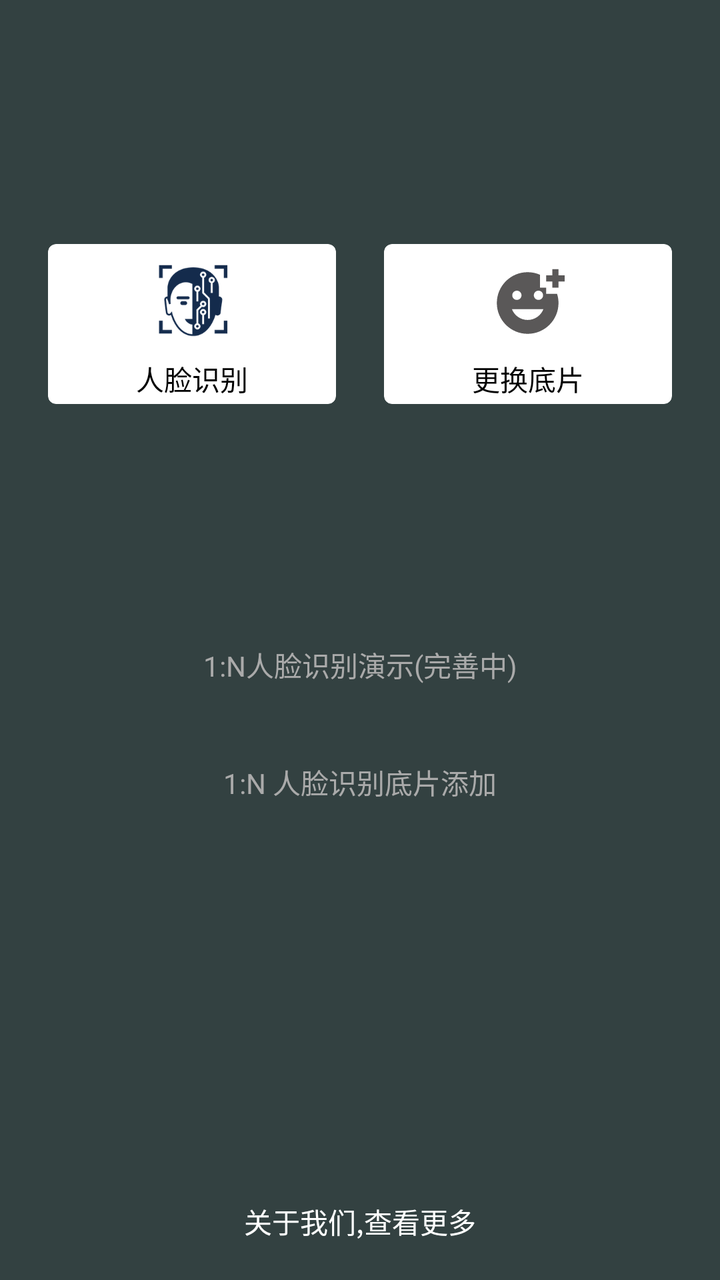
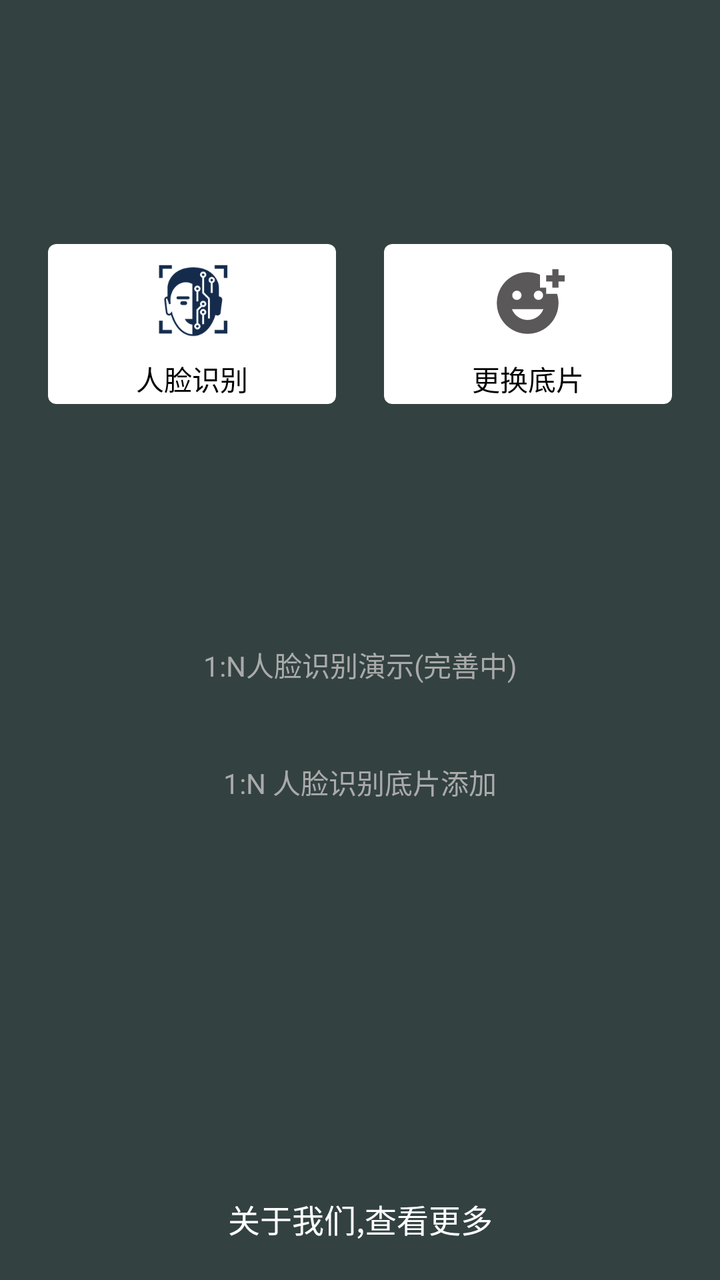

Before-and-after screenshots of an Android layout around one commit, followed by the original layout XML and the change that was made.
<!-- AndroidManifest.xml: application theme AppTheme -->
<!-- res/layout/activity_navi.xml -->
<?xml version="1.0" encoding="utf-8"?>
<androidx.constraintlayout.widget.ConstraintLayout xmlns:android="http://schemas.android.com/apk/res/android"
    xmlns:app="http://schemas.android.com/apk/res-auto"
    xmlns:tools="http://schemas.android.com/tools"
    android:layout_width="match_parent"
    android:layout_height="match_parent"
    android:background="@color/blue"
    android:paddingTop="122dp"
    tools:context=".NaviActivity">

    
    <androidx.cardview.widget.CardView
        android:id="@+id/face_verify_card"
        android:layout_width="144dp"
        android:layout_height="80dp"
        app:cardCornerRadius="4dp"
        android:background="@color/white"
        app:layout_constraintEnd_toStartOf="@+id/update_base_image"
        app:layout_constraintStart_toStartOf="parent"
        app:layout_constraintTop_toTopOf="parent">

        <LinearLayout
            android:layout_width="match_parent"
            android:layout_height="wrap_content"
            android:layout_gravity="center"
            android:orientation="vertical">

            <ImageView
                android:layout_width="55dp"
                android:layout_height="55dp"
                android:layout_gravity="center_horizontal"
                android:background="@drawable/band_image" />

            <TextView
                android:id="@+id/face_verify"
                android:layout_width="match_parent"
                android:layout_height="wrap_content"
                android:layout_gravity="center_horizontal"
                android:gravity="center"
                android:text="人脸识别"
                android:textColor="@android:color/black"
                android:textSize="14sp" />

        </LinearLayout>

    </androidx.cardview.widget.CardView>


    
    <androidx.cardview.widget.CardView
        android:id="@+id/update_base_image"
        android:layout_width="144dp"
        android:layout_height="80dp"
        app:cardCornerRadius="4dp"
        app:layout_constraintEnd_toEndOf="parent"
        app:layout_constraintStart_toEndOf="@+id/face_verify_card"
        app:layout_constraintTop_toTopOf="parent">

        <LinearLayout
            android:layout_width="match_parent"
            android:layout_height="wrap_content"
            android:layout_gravity="center"
            android:orientation="vertical">

            <ImageView
                android:layout_width="55dp"
                android:layout_height="55dp"
                android:padding="9dp"
                android:layout_gravity="center_horizontal"
                android:src="@drawable/ic_baseline_add_reaction_24" />

            <TextView
                android:id="@+id/change_base_img"
                android:layout_width="match_parent"
                android:layout_height="wrap_content"
                android:layout_gravity="center_horizontal"
                android:gravity="center"
                android:text="更换底片"
                android:textColor="@android:color/black"
                android:textSize="14sp"
                app:layout_constraintTop_toBottomOf="@+id/update_base_image" />

        </LinearLayout>

    </androidx.cardview.widget.CardView>



    <TextView
        android:id="@+id/verify1n"
        android:layout_width="match_parent"
        android:layout_height="wrap_content"
        android:layout_marginTop="111dp"
        android:padding="9dp"
        android:gravity="center"
        android:text="1:N人脸识别演示(完善中)"
        android:textColor="@android:color/darker_gray"
        android:textSize="14sp"
        app:layout_constraintTop_toBottomOf="@+id/update_base_image" />


    <TextView
        android:id="@+id/verify1n_add"
        android:layout_width="match_parent"
        android:layout_height="wrap_content"
        android:layout_marginTop="20dp"
        android:padding="9dp"
        android:gravity="center"
        android:text="1:N 人脸识别底片添加"
        android:textColor="@android:color/darker_gray"
        android:textSize="14sp"
        app:layout_constraintTop_toBottomOf="@+id/verify1n" />


    <TextView
        android:id="@+id/more_about_me"
        android:layout_width="match_parent"
        android:layout_height="wrap_content"
        android:gravity="center"
        android:padding="19dp"
        android:text="关于我们,查看更多"
        android:textColor="@android:color/white"
        android:textSize="14sp"
        app:layout_constraintBottom_toBottomOf="parent" />



</androidx.constraintlayout.widget.ConstraintLayout>
<!-- resources referenced by this layout -->
<resources>
  <color name="blue">#334141</color>
  <color name="white">#FFFFFFFF</color>
  <!-- drawable band_image: png bitmap (drawable, 20224 bytes) -->
  <!-- drawable ic_baseline_add_reaction_24 (drawable) -->
  <vector android:alpha="0.87" android:height="22dp"
      android:tint="#403E3E" android:viewportHeight="24"
      android:viewportWidth="24" android:width="22dp" xmlns:android="http://schemas.android.com/apk/res/android">
      <path android:fillColor="@android:color/white" android:pathData="M18,9V7h-2V2.84C14.77,2.3 13.42,2 11.99,2C6.47,2 2,6.48 2,12s4.47,10 9.99,10C17.52,22 22,17.52 22,12c0,-1.05 -0.17,-2.05 -0.47,-3H18zM15.5,8C16.33,8 17,8.67 17,9.5S16.33,11 15.5,11S14,10.33 14,9.5S14.67,8 15.5,8zM8.5,8C9.33,8 10,8.67 10,9.5S9.33,11 8.5,11S7,10.33 7,9.5S7.67,8 8.5,8zM12,17.5c-2.33,0 -4.31,-1.46 -5.11,-3.5h10.22C16.31,16.04 14.33,17.5 12,17.5zM22,3h2v2h-2v2h-2V5h-2V3h2V1h2V3z"/>
  </vector>
  <style name="AppTheme" parent="Theme.AppCompat.Light.DarkActionBar">
          
          <item name="colorPrimary">@color/colorPrimary</item>
          <item name="colorPrimaryDark">@color/colorPrimaryDark</item>
          <item name="colorAccent">@color/colorAccent</item>
      </style>
  <color name="colorPrimary">#10101E</color>
  <color name="colorPrimaryDark">#10101E</color>
  <color name="colorAccent">#10101E</color>
</resources>

<!-- the commit's change to res/layout/activity_navi.xml (unified diff, before → after) -->
@@ -120,7 +120,8 @@
         android:padding="19dp"
         android:text="关于我们,查看更多"
         android:textColor="@android:color/white"
-        android:textSize="14sp"
+        android:textSize="16sp"
+        android:layout_marginBottom="@dimen/dp_40"
         app:layout_constraintBottom_toBottomOf="parent" />
 
 
